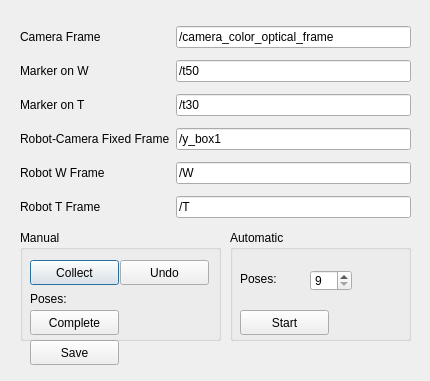
This is ui/handeye.ui in liushuya7/cn5X as Qt 5 draws it before an edit. The edited form follows.
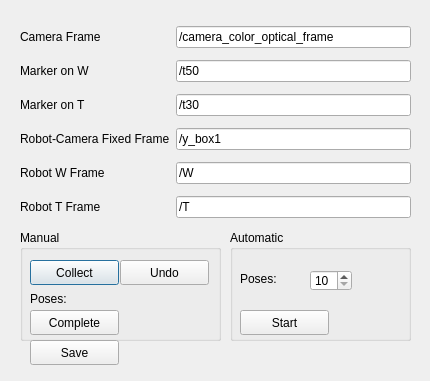
This is the edited form.

Commit message: handeye works with 10mm error in z axis between W and marker W

The edit to the form file:
```diff
--- a/ui/handeye.ui
+++ b/ui/handeye.ui
@@ -222,10 +222,10 @@
      </rect>
     </property>
     <property name="minimum">
-     <number>9</number>
+     <number>10</number>
     </property>
     <property name="maximum">
-     <number>30</number>
+     <number>100</number>
     </property>
    </widget>
    <widget class="QPushButton" name="pushButton_auto_start">
```
The commit also changes 1 other file.
